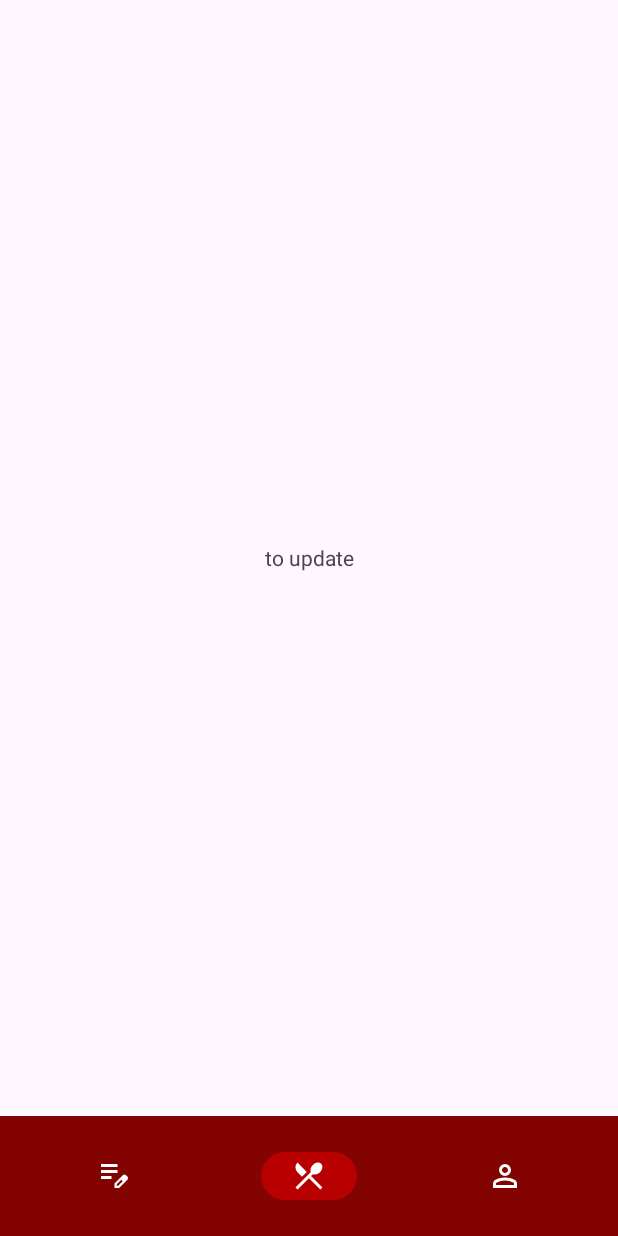
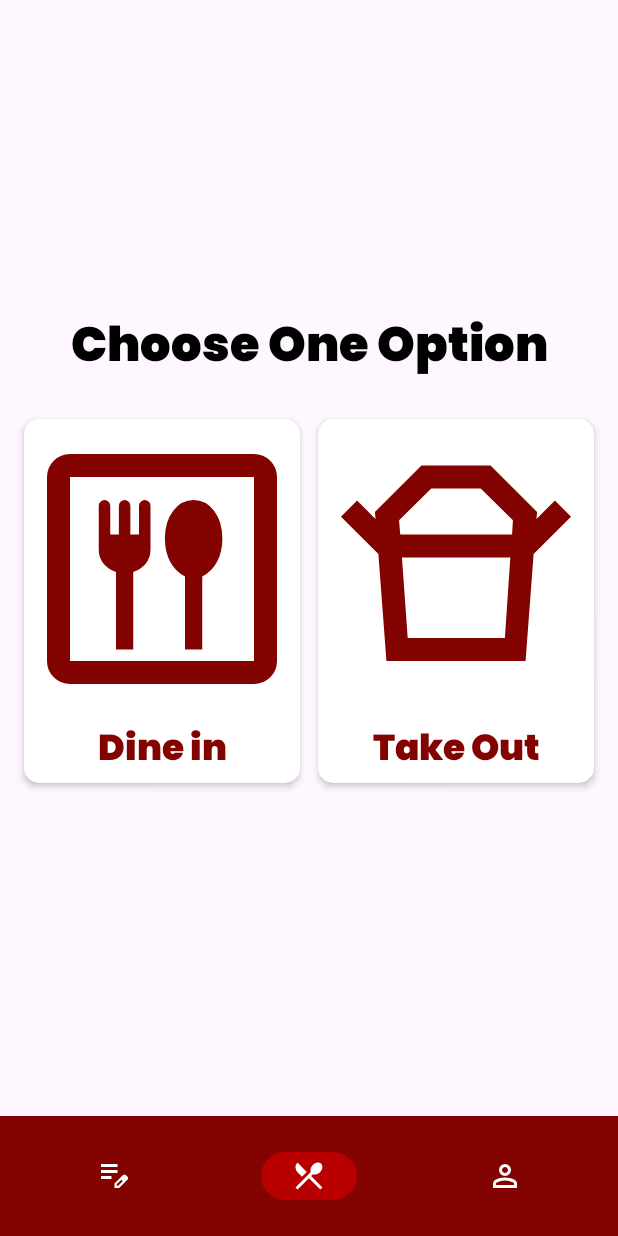
Before and after one commit to PeleboyKulot03/Order-Track-Pro, an Android app: the MenuFragment screen opened directly, with no data from a screen before it, on a phone screen of 412 x 824 dp. Run offline under Robolectric (Android 15) with nearby library versions, the phone set to English and light mode, and no system bars.

Commit message:
updated hompage

```diff
--- a/app/src/main/java/com/example/ordertrackpro/ui/view/MenuFragment.java
+++ b/app/src/main/java/com/example/ordertrackpro/ui/view/MenuFragment.java
@@ -10,57 +10,14 @@ import android.view.ViewGroup;
 
 import com.example.ordertrackpro.R;
 
-/**
- * A simple {@link Fragment} subclass.
- * Use the {@link MenuFragment#newInstance} factory method to
- * create an instance of this fragment.
- */
 public class MenuFragment extends Fragment {
-
-    // TODO: Rename parameter arguments, choose names that match
-    // the fragment initialization parameters, e.g. ARG_ITEM_NUMBER
-    private static final String ARG_PARAM1 = "param1";
-    private static final String ARG_PARAM2 = "param2";
-
-    // TODO: Rename and change types of parameters
-    private String mParam1;
-    private String mParam2;
-
-    public MenuFragment() {
-        // Required empty public constructor
-    }
-
-    /**
-     * Use this factory method to create a new instance of
-     * this fragment using the provided parameters.
-     *
-     * @param param1 Parameter 1.
-     * @param param2 Parameter 2.
-     * @return A new instance of fragment MenuFragment.
-     */
-    // TODO: Rename and change types and number of parameters
-    public static MenuFragment newInstance(String param1, String param2) {
-        MenuFragment fragment = new MenuFragment();
-        Bundle args = new Bundle();
-        args.putString(ARG_PARAM1, param1);
-        args.putString(ARG_PARAM2, param2);
-        fragment.setArguments(args);
-        return fragment;
-    }
-
-    @Override
-    public void onCreate(Bundle savedInstanceState) {
-        super.onCreate(savedInstanceState);
-        if (getArguments() != null) {
-            mParam1 = getArguments().getString(ARG_PARAM1);
-            mParam2 = getArguments().getString(ARG_PARAM2);
-        }
-    }
 
     @Override
     public View onCreateView(LayoutInflater inflater, ViewGroup container,
                              Bundle savedInstanceState) {
         // Inflate the layout for this fragment
-        return inflater.inflate(R.layout.fragment_menu, container, false);
+        View view = inflater.inflate(R.layout.fragment_menu, container, false);
+
+        return view;
     }
 }
--- /dev/null
+++ b/app/src/main/res/drawable/dining.xml
@@ -0,0 +1,9 @@
+<vector xmlns:android="http://schemas.android.com/apk/res/android"
+    android:width="24dp"
+    android:height="24dp"
+    android:viewportWidth="960"
+    android:viewportHeight="960">
+  <path
+      android:fillColor="#FF000000"
+      android:pathData="M320,760h60v-270q26,-8 43,-28.5t17,-49.5v-152q0,-8 -6,-14t-14,-6q-8,0 -14,6t-6,14v100h-30v-100q0,-8 -6,-14t-14,-6q-8,0 -14,6t-6,14v100h-30v-100q0,-8 -6,-14t-14,-6q-8,0 -14,6t-6,14v152q0,29 17,49.5t43,28.5v270ZM560,760h60v-254q33,-16 51.5,-51t18.5,-82q0,-57 -28.5,-95T590,240q-43,0 -71.5,38T490,373q0,47 18.5,82t51.5,51v254ZM160,880q-33,0 -56.5,-23.5T80,800v-640q0,-33 23.5,-56.5T160,80h640q33,0 56.5,23.5T880,160v640q0,33 -23.5,56.5T800,880L160,880ZM160,800h640v-640L160,160v640ZM160,800v-640,640Z"/>
+</vector>
--- /dev/null
+++ b/app/src/main/res/drawable/takeout.xml
@@ -0,0 +1,9 @@
+<vector xmlns:android="http://schemas.android.com/apk/res/android"
+    android:width="24dp"
+    android:height="24dp"
+    android:viewportWidth="960"
+    android:viewportHeight="960">
+  <path
+      android:fillColor="#FF000000"
+      android:pathData="M312,720h338l19,-280L292,440l20,280ZM286,360h389l3,-50 -112,-110L394,200L282,310l4,50ZM210,428L80,298l56,-56 64,64 -2,-24 162,-162h240l162,162 -2,24 64,-64 56,56 -130,130L210,428ZM238,800 L210,428h540l-28,372L238,800ZM480,360ZM481,440Z"/>
+</vector>
--- a/app/src/main/res/layout/fragment_menu.xml
+++ b/app/src/main/res/layout/fragment_menu.xml
@@ -3,14 +3,95 @@
     xmlns:tools="http://schemas.android.com/tools"
     android:layout_width="match_parent"
     android:layout_height="match_parent"
-    tools:context=".ui.view.MenuFragment"
-    >
+    xmlns:app="http://schemas.android.com/apk/res-auto"
+    tools:context=".ui.view.MenuFragment">
 
-    <TextView
+    <LinearLayout
         android:layout_width="match_parent"
-        android:layout_height="wrap_content"
-        android:textAlignment="center"
-        android:text="@string/template"
-        android:layout_centerInParent="true"/>
+        android:layout_height="match_parent"
+        android:layout_centerInParent="true"
+        android:orientation="vertical"
+        android:gravity="center"
+        >
+        <TextView
+            android:layout_width="match_parent"
+            android:layout_height="wrap_content"
+            android:text="@string/choose_one_option"
+            android:textColor="@color/black"
+            android:textSize="32sp"
+            android:fontFamily="@font/poppins_black"
+            android:textAlignment="center"
+            />
+        <LinearLayout
+            android:gravity="center_vertical"
+            android:id="@+id/first_question"
+            android:layout_width="match_parent"
+            android:layout_height="wrap_content"
+            android:orientation="horizontal"
+            android:padding="10dp">
+            <androidx.cardview.widget.CardView
+                android:id="@+id/dineIn"
+                android:layout_width="0dp"
+                android:layout_height="wrap_content"
+                app:cardCornerRadius="10dp"
+                app:cardElevation="3dp"
+                app:cardUseCompatPadding="true"
+                android:layout_weight="1"
+                >
+                <LinearLayout
+                    android:layout_width="match_parent"
+                    android:layout_height="wrap_content"
+                    android:orientation="vertical">
+                    <ImageView
+                        android:layout_width="match_parent"
+                        android:layout_height="200dp"
+                        android:src="@drawable/dining"
+                        android:contentDescription="@string/dine_in"
+                        app:tint="@color/primary" />
+                    <TextView
+                        android:layout_width="match_parent"
+                        android:layout_height="wrap_content"
+                        android:text="@string/dine_in"
+                        android:fontFamily="@font/poppins_black"
+                        android:textSize="24sp"
+                        android:textColor="@color/primary"
+                        android:textAlignment="center"
+                        />
+                </LinearLayout>
+            </androidx.cardview.widget.CardView>
+
+            <androidx.cardview.widget.CardView
+                android:id="@+id/takeOut"
+                android:layout_width="0dp"
+                android:layout_height="wrap_content"
+                app:cardCornerRadius="10dp"
+                app:cardElevation="3dp"
+                app:cardUseCompatPadding="true"
+                android:layout_weight="1"
+                >
+                <LinearLayout
+                    android:layout_width="match_parent"
+                    android:layout_height="wrap_content"
+                    android:orientation="vertical">
+                    <ImageView
+                        android:layout_width="match_parent"
+                        android:layout_height="200dp"
+                        android:src="@drawable/takeout"
+                        android:contentDescription="@string/take_out"
+                        app:tint="@color/primary" />
+                    <TextView
+                        android:layout_width="match_parent"
+                        android:layout_height="wrap_content"
+                        android:text="@string/take_out"
+                        android:fontFamily="@font/poppins_black"
+                        android:textSize="24sp"
+                        android:textColor="@color/primary"
+                        android:textAlignment="center"
+                        />
+                </LinearLayout>
+
+            </androidx.cardview.widget.CardView>
+        </LinearLayout>
+    </LinearLayout>
 
 </RelativeLayout>
--- a/app/src/main/res/values/strings.xml
+++ b/app/src/main/res/values/strings.xml
@@ -17,4 +17,7 @@
     <string name="profile_photo">profile picture</string>
     <string name="sample_name">Cashier\'s Name</string>
     <string name="template">to update</string>
+    <string name="dine_in">Dine in</string>
+    <string name="take_out">Take Out</string>
+    <string name="choose_one_option">Choose One Option</string>
 </resources>
```
